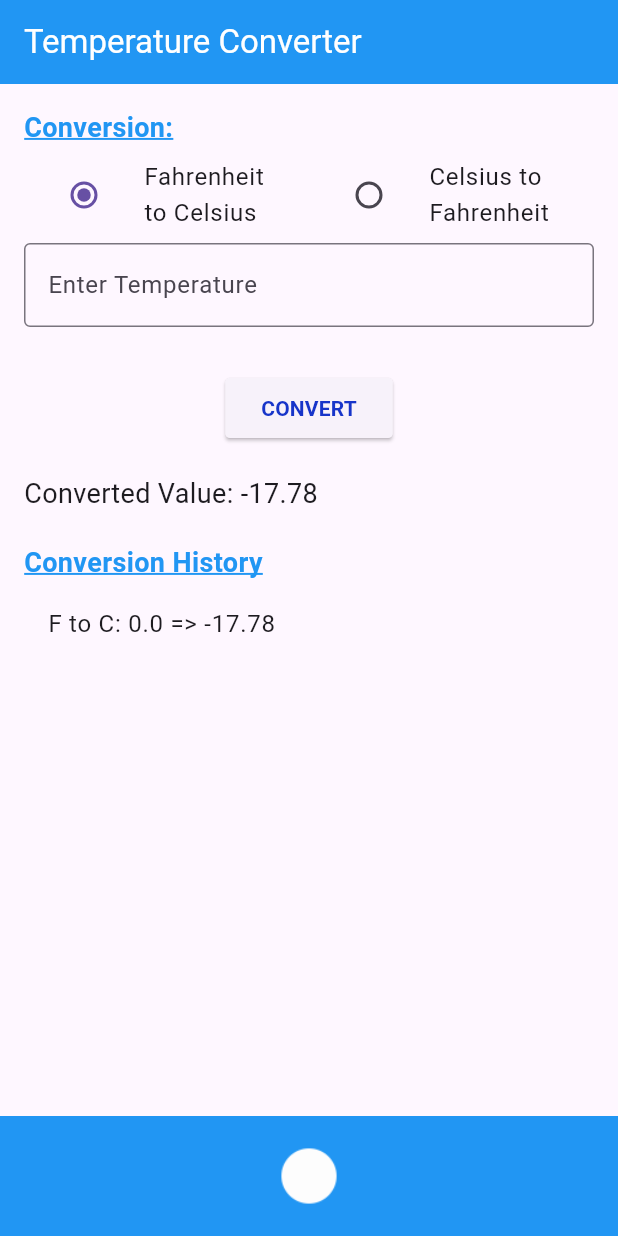
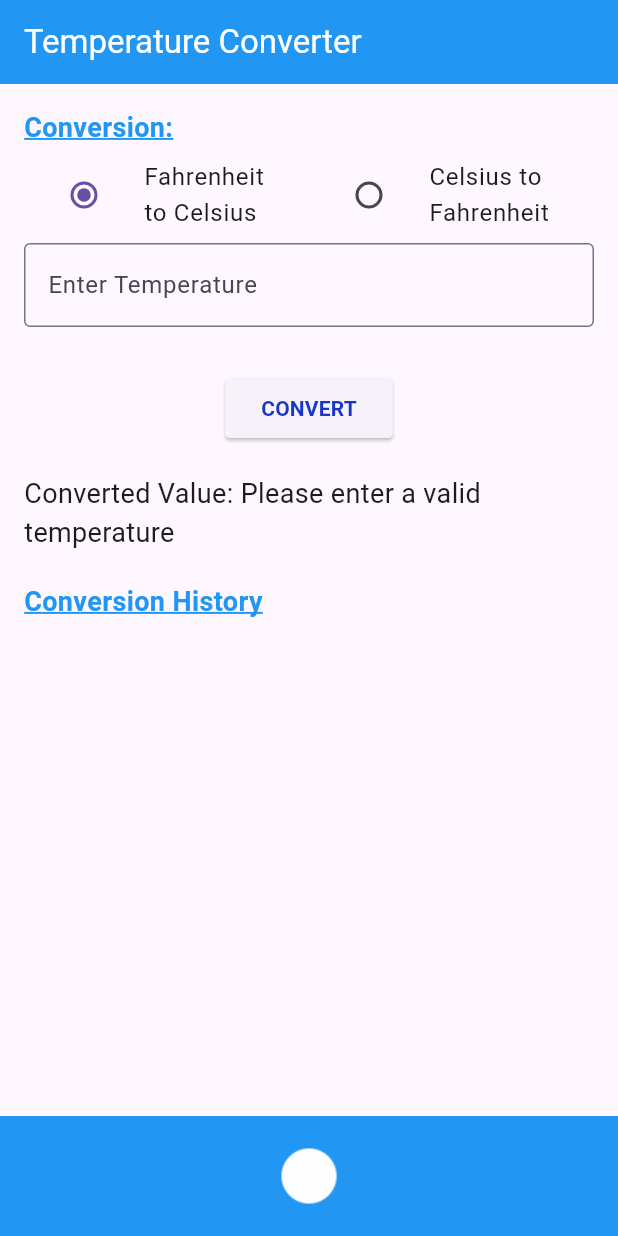
Before and after one commit to sergekamanzi/Temp-CONVERT, a Flutter app: the screen it shows after launch, after a tap on "CONVERT", on a phone screen of 412 x 824 dp. Run offline on Flutter 3.47's test engine with Material 3 defaults, Android fonts, the phone set to English and light mode, and no system bars.

Commit message:
main.dart

```diff
--- a/CONVERT/lib/main.dart
+++ b/CONVERT/lib/main.dart
@@ -1,6 +1,8 @@
 import 'package:flutter/material.dart';
 
+
 void main() => runApp(TempConverterApp());
+
 
 class TempConverterApp extends StatelessWidget {
   @override
@@ -16,10 +18,12 @@ class TempConverterApp extends StatelessWidget {
   }
 }
 
+
 class TempConverterHomePage extends StatefulWidget {
   @override
   _TempConverterHomePageState createState() => _TempConverterHomePageState();
 }
+
 
 class _TempConverterHomePageState extends State<TempConverterHomePage> {
   final TextEditingController _tempController = TextEditingController();
@@ -27,26 +31,34 @@ class _TempConverterHomePageState extends State<TempConverterHomePage> {
   String _convertedTemp = '';
   List<String> _conversionHistory = [];
 
+
   void _convertTemperature() {
     setState(() {
+      if (_tempController.text.isEmpty) {
+        _convertedTemp = 'Please enter a valid temperature';
+        return;
+      }
+
+
       double inputTemp = double.tryParse(_tempController.text) ?? 0;
       double result;
       String historyEntry;
 
+
       if (_isFahrenheitToCelsius) {
-        // Convert Fahrenheit to Celsius
         result = (inputTemp - 32) * 5 / 9;
         historyEntry = 'F to C: $inputTemp => ${result.toStringAsFixed(2)}';
       } else {
-        // Convert Celsius to Fahrenheit
         result = inputTemp * 9 / 5 + 32;
         historyEntry = 'C to F: $inputTemp => ${result.toStringAsFixed(2)}';
       }
+
 
       _convertedTemp = result.toStringAsFixed(2);
       _conversionHistory.insert(0, historyEntry);
     });
   }
+
 
   @override
   Widget build(BuildContext context) {
@@ -55,14 +67,15 @@ class _TempConverterHomePageState extends State<TempConverterHomePage> {
         title: const Text(
           'Temperature Converter',
           style: TextStyle(
-            color: Colors.white, // Set title text color to white
+            color: Colors.white,
           ),
         ),
-        backgroundColor: Colors.blue, // Set AppBar color to blue
+        backgroundColor: Colors.blue,
       ),
       body: OrientationBuilder(
         builder: (context, orientation) {
-          return Padding(
+          return SingleChildScrollView(
+            child: Padding(
               padding: const EdgeInsets.all(16.0),
               child: Column(
                 crossAxisAlignment: CrossAxisAlignment.start,
@@ -74,8 +87,8 @@ class _TempConverterHomePageState extends State<TempConverterHomePage> {
                       color: Colors.blue,
                       fontWeight: FontWeight.bold,
                       decoration: TextDecoration.underline,
-                    decorationThickness: 1.5, // Control thickness of underline
-                    decorationColor: Colors.blue, // Underline color
+                      decorationThickness: 1.5,
+                      decorationColor: Colors.blue,
                     ),
                   ),
                   Row(
@@ -118,13 +131,13 @@ class _TempConverterHomePageState extends State<TempConverterHomePage> {
                       border: OutlineInputBorder(),
                     ),
                   ),
-                SizedBox(height: 30),
+                  const SizedBox(height: 30),
                   Center(
                     child: ElevatedButton(
                       onPressed: _convertTemperature,
                       style: ElevatedButton.styleFrom(
                         shape: RoundedRectangleBorder(
-                        borderRadius: BorderRadius.circular(3), // Border radius of 3px
+                          borderRadius: BorderRadius.circular(3),
                         ),
                       ),
                       child: const Text(
@@ -142,7 +155,7 @@ class _TempConverterHomePageState extends State<TempConverterHomePage> {
                       'Converted Value: $_convertedTemp',
                       style: const TextStyle(fontSize: 18),
                     ),
-                SizedBox(height: 20),
+                  const SizedBox(height: 20),
                   const Text(
                     'Conversion History',
                     style: TextStyle(
@@ -150,11 +163,13 @@ class _TempConverterHomePageState extends State<TempConverterHomePage> {
                       color: Colors.blue,
                       fontWeight: FontWeight.bold,
                       decoration: TextDecoration.underline,
-                    decorationThickness: 1.5, // Thickness of underline
-                    decorationColor: Colors.blue, // Color of underline
+                      decorationThickness: 1.5,
+                      decorationColor: Colors.blue,
                     ),
                   ),
-                Expanded(
+                  // Expanded to ensure it fits properly
+                  SizedBox(
+                    height: 200,
                     child: ListView.builder(
                       itemCount: _conversionHistory.length,
                       itemBuilder: (context, index) {
@@ -166,13 +181,14 @@ class _TempConverterHomePageState extends State<TempConverterHomePage> {
                   ),
                 ],
               ),
+            ),
           );
         },
       ),
       bottomNavigationBar: BottomAppBar(
         color: Colors.blue,
-        child: Container(
-          height: 60,
+        child: Padding(
+          padding: const EdgeInsets.all(8.0),
           child: Row(
             mainAxisAlignment: MainAxisAlignment.center,
             children: <Widget>[
```
Lines whose indentation alone changed are shown as unchanged.
